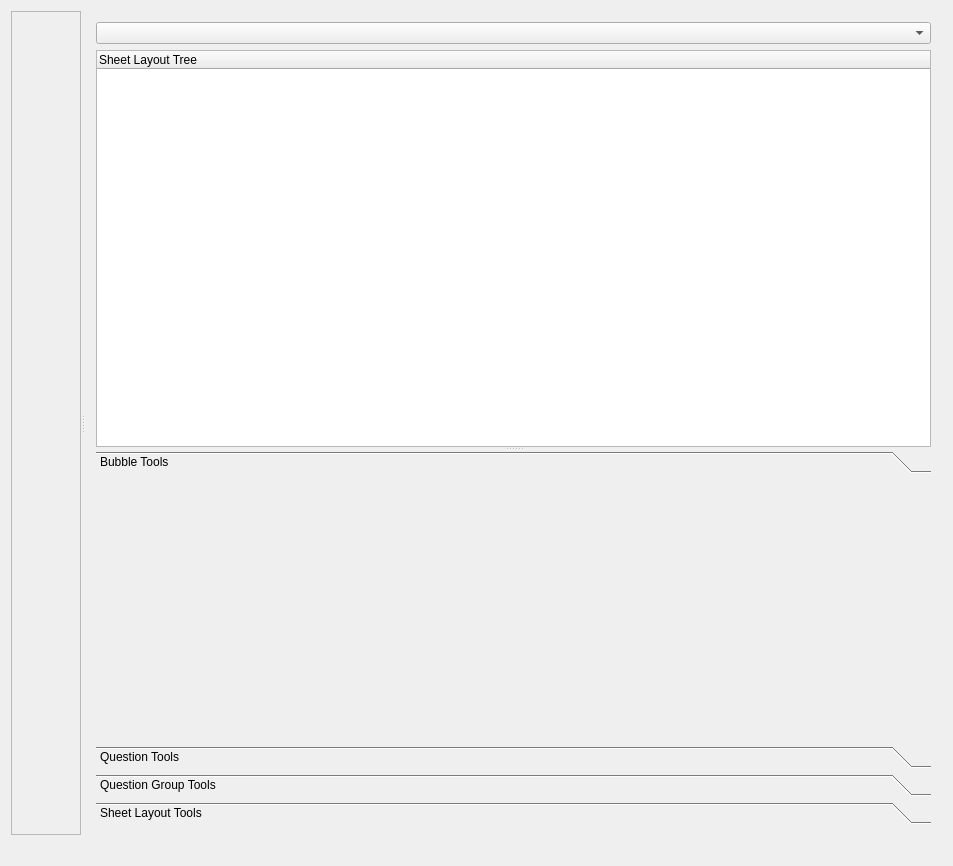
This is SheetLayoutEditor.ui in FantasticNinjas/plecprep-BubbleScanner as Qt 5 draws it before an edit. The edited form follows.
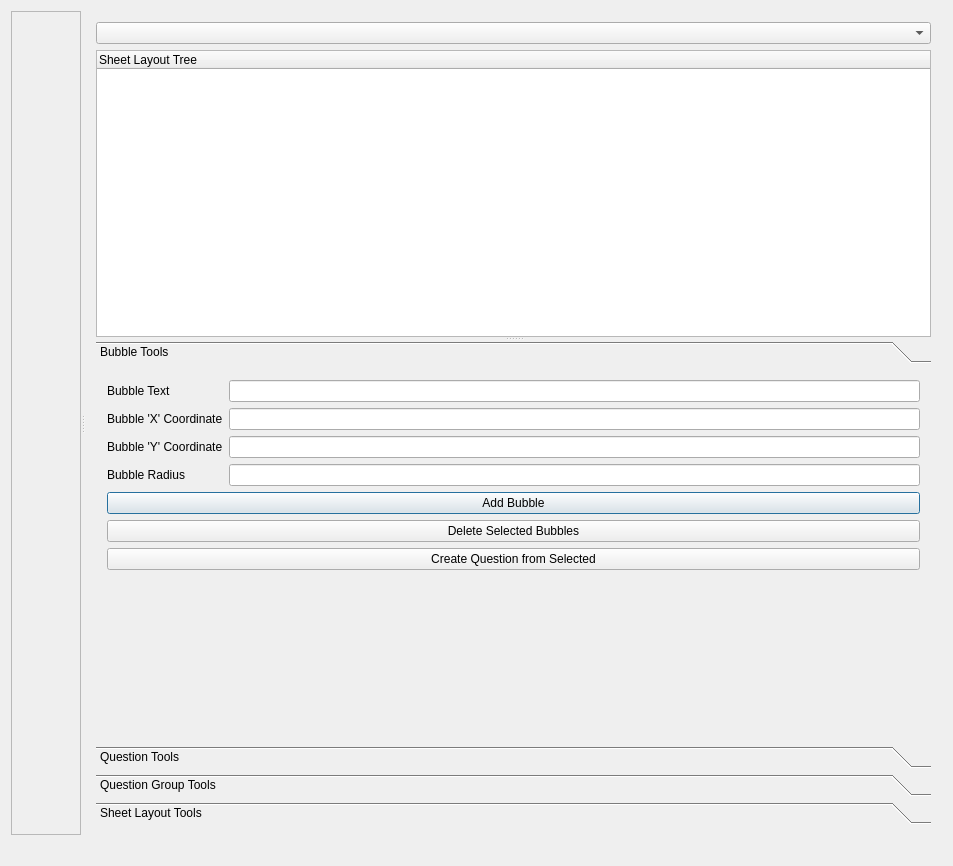
This is the edited form. The open tabs and pages were chosen to show the change.

Commit message: Added utility classes supporting the sheet layout tree display

```diff
--- a/SheetLayoutEditor.ui
+++ b/SheetLayoutEditor.ui
@@ -73,12 +73,85 @@
              <x>0</x>
              <y>0</y>
              <width>857</width>
-             <height>309</height>
+             <height>201</height>
             </rect>
            </property>
+           <property name="sizePolicy">
+            <sizepolicy hsizetype="Preferred" vsizetype="Fixed">
+             <horstretch>0</horstretch>
+             <verstretch>0</verstretch>
+            </sizepolicy>
+           </property>
            <attribute name="label">
             <string>Bubble Tools</string>
            </attribute>
+           <layout class="QVBoxLayout" name="verticalLayout_4">
+            <item>
+             <layout class="QFormLayout" name="formLayout">
+              <item row="0" column="0">
+               <widget class="QLabel" name="label_3">
+                <property name="text">
+                 <string>Bubble Text</string>
+                </property>
+               </widget>
+              </item>
+              <item row="0" column="1">
+               <widget class="QLineEdit" name="bubbleTextEdit"/>
+              </item>
+              <item row="1" column="0">
+               <widget class="QLabel" name="label_4">
+                <property name="text">
+                 <string>Bubble 'X' Coordinate</string>
+                </property>
+               </widget>
+              </item>
+              <item row="1" column="1">
+               <widget class="QLineEdit" name="bubbleXEdit"/>
+              </item>
+              <item row="2" column="0">
+               <widget class="QLabel" name="label_5">
+                <property name="text">
+                 <string>Bubble 'Y' Coordinate</string>
+                </property>
+               </widget>
+              </item>
+              <item row="2" column="1">
+               <widget class="QLineEdit" name="bubbleYEdit"/>
+              </item>
+              <item row="3" column="0">
+               <widget class="QLabel" name="label_6">
+                <property name="text">
+                 <string>Bubble Radius</string>
+                </property>
+               </widget>
+              </item>
+              <item row="3" column="1">
+               <widget class="QLineEdit" name="bubbleRadiusEdit"/>
+              </item>
+             </layout>
+            </item>
+            <item>
+             <widget class="QPushButton" name="pushButton">
+              <property name="text">
+               <string>Add Bubble</string>
+              </property>
+             </widget>
+            </item>
+            <item>
+             <widget class="QPushButton" name="pushButton_2">
+              <property name="text">
+               <string>Delete Selected Bubbles</string>
+              </property>
+             </widget>
+            </item>
+            <item>
+             <widget class="QPushButton" name="pushButton_3">
+              <property name="text">
+               <string>Create Question from Selected</string>
+              </property>
+             </widget>
+            </item>
+           </layout>
           </widget>
           <widget class="QWidget" name="QuestionToolsPage">
            <property name="geometry">
```
Left out of the diff: 80 changed lines with no effect on the pictures. The commit also changes 13 other files.
